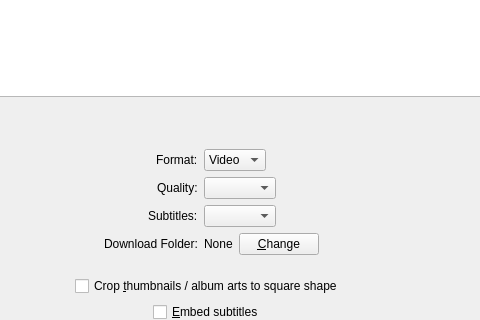
First picture: the form in src/designer/tab.ui, repository markop404/media-downloader, before the edit; both pictures show x 405 to 885 and y 106 to 426 of the 1227 by 623 pixel window.
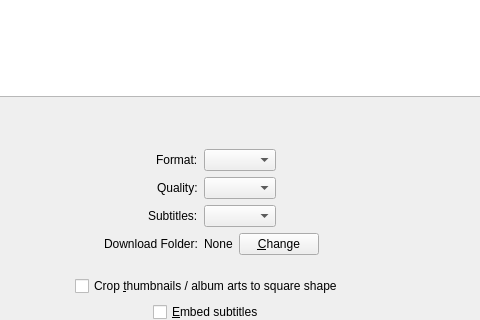
Second picture: the form after the edit. Icons and pictures are not drawn. Custom widgets are drawn as their Qt base class.

What changed in the file:
```diff
--- a/src/designer/tab.ui
+++ b/src/designer/tab.ui
@@ -72,16 +72,6 @@
        <property name="toolTip">
         <string>Show Options (Alt+F)</string>
        </property>
-       <item>
-        <property name="text">
-         <string>Video</string>
-        </property>
-       </item>
-       <item>
-        <property name="text">
-         <string>Audio</string>
-        </property>
-       </item>
       </widget>
      </item>
      <item row="1" column="0">
```
